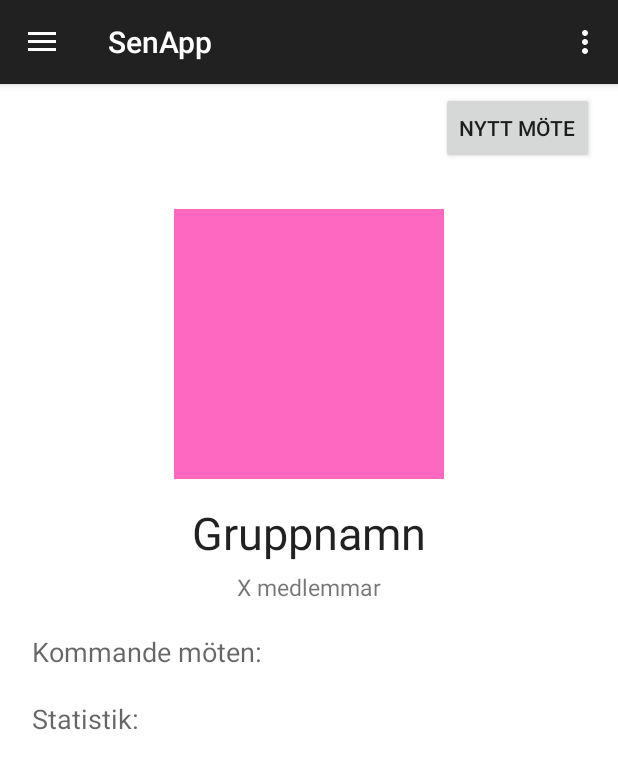
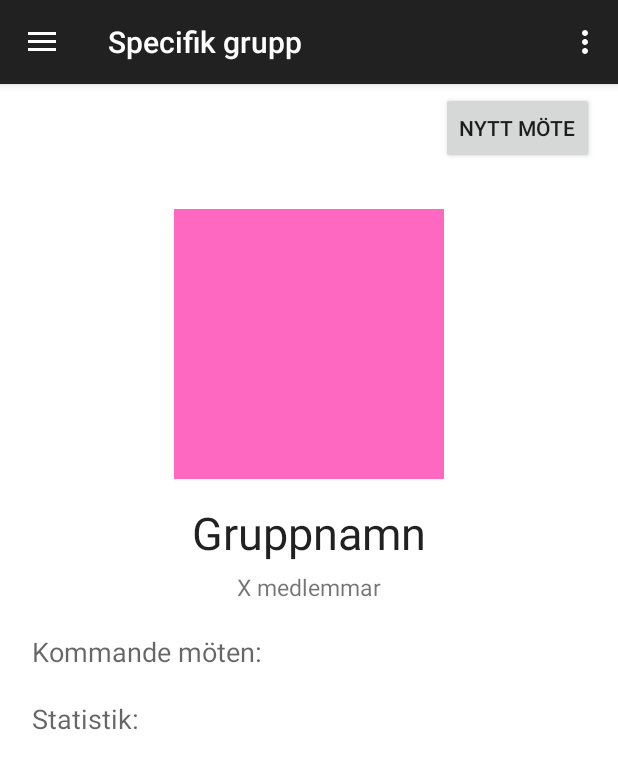
Before and after one commit to ettlitetlov/Drawer.senApp, an Android app: the fragment GroupFragment placed in its activity, in the side drawer, after a tap on "Specifik grupp", on a phone screen of 412 x 824 dp. Shown: the top 769 px of the screen. Run offline under Robolectric (Android 15) with nearby library versions, the phone set to English and light mode, and no system bars.

Commit message:
Ändring av titel (inte riktigt fullständig)
Nu ändras titeln när man trycker på flikarna i menyn, men inte när man
trycker på knapparna.

```diff
--- a/app/src/main/java/com/example/axel/drawer/AddGroupFragment.java
+++ b/app/src/main/java/com/example/axel/drawer/AddGroupFragment.java
@@ -2,6 +2,7 @@ package com.example.axel.drawer;
 
 import android.os.Bundle;
 import android.support.v4.app.Fragment;
+import android.support.v7.widget.Toolbar;
 import android.view.Gravity;
 import android.view.LayoutInflater;
 import android.view.View;
@@ -15,11 +16,11 @@ import android.widget.Toast;
  */
 public class AddGroupFragment extends Fragment {
 
+    //Toolbar toolbar = null;                             //så att vi ska kunna ändra titeln
 
     public AddGroupFragment() {
         // Required empty public constructor
     }
-
 
     @Override
     public View onCreateView(LayoutInflater inflater, ViewGroup container,
@@ -41,6 +42,7 @@ public class AddGroupFragment extends Fragment {
                 fragmentTransaction.replace(R.id.fragment_container, fragment);
                 fragmentTransaction.addToBackStack(null);       //så att man kan gå tillbaka till förra sidan
                 fragmentTransaction.commit();
+                //toolbar.setTitle("Grupper");
 
                 // Visa ett meddelande om att gruppen är tillagd
                 String message = "Grupp tillagd!";
--- a/app/src/main/java/com/example/axel/drawer/GroupFragment.java
+++ b/app/src/main/java/com/example/axel/drawer/GroupFragment.java
@@ -3,6 +3,7 @@ package com.example.axel.drawer;
 
 import android.os.Bundle;
 import android.support.v4.app.Fragment;
+import android.support.v7.widget.Toolbar;
 import android.view.LayoutInflater;
 import android.view.View;
 import android.view.ViewGroup;
@@ -19,6 +20,7 @@ public class GroupFragment extends Fragment {
 
     private ArrayList<Group> groupData = new ArrayList<Group>();
     private GroupAdapter groupAdapter;
+    //Toolbar toolbar = null;                  //så att vi ska kunna ändra titeln
 
     public GroupFragment() {
         // Required empty public constructor
@@ -32,22 +34,12 @@ public class GroupFragment extends Fragment {
 
     }
 
-   /* @Override
-    public View onCreateView(LayoutInflater inflater, ViewGroup container,
-                             Bundle savedInstanceState) {
-        // Inflate the layout for this fragment
-        return inflater.inflate(R.layout.fragment_group, container, false);
-    } */
-
     @Override
     public View onCreateView(LayoutInflater inflater, ViewGroup container,
                              Bundle savedInstanceState) {
 
         groupAdapter = new GroupAdapter(groupData, getActivity());
 
-
-
-        //testar lite, här under är det tillagt
         View view = inflater.inflate(R.layout.fragment_group, container, false);    //vad som ska visas?
         Button addGroupButton = (Button) view.findViewById(R.id.skapaGrupp);                //säg att knappen är skapaGrupp-knappen
         addGroupButton.setOnClickListener(new View.OnClickListener() {
@@ -61,6 +53,8 @@ public class GroupFragment extends Fragment {
                 fragmentTransaction.replace(R.id.fragment_container, fragment);
                 fragmentTransaction.addToBackStack(null);       //så att man kan gå tillbaka till förra sidan
                 fragmentTransaction.commit();
+                //toolbar.setTitle("Lägg till grupp");            //ändra titeln
+
 
             }
         });
--- a/app/src/main/java/com/example/axel/drawer/MainActivity.java
+++ b/app/src/main/java/com/example/axel/drawer/MainActivity.java
@@ -15,6 +15,7 @@ public class MainActivity extends AppCompatActivity
 
     NavigationView navigationView = null;
     Toolbar toolbar = null;
+
     @Override
     protected void onCreate(Bundle savedInstanceState) {
         super.onCreate(savedInstanceState);
@@ -87,6 +88,8 @@ public class MainActivity extends AppCompatActivity
             fragmentTransaction.replace(R.id.fragment_container, fragment);
             fragmentTransaction.addToBackStack(null);       //så att man kan gå tillbaka till förra sidan
             fragmentTransaction.commit();
+            toolbar.setTitle("SenApp");                     //ändra titeln till "SenApp"
+
             // Handle the camera action
         } else if (id == R.id.groups) {
             GroupFragment fragment = new GroupFragment();
@@ -95,6 +98,7 @@ public class MainActivity extends AppCompatActivity
             fragmentTransaction.replace(R.id.fragment_container, fragment);
             fragmentTransaction.addToBackStack(null);       //så att man kan gå tillbaka till förra sidan
             fragmentTransaction.commit();
+            toolbar.setTitle("Grupper");                    //ändra titeln till "Grupper"
 
         } else if (id == R.id.nav_slideshow) {
             SpecificGroupFragment fragment = new SpecificGroupFragment();
@@ -103,6 +107,7 @@ public class MainActivity extends AppCompatActivity
             fragmentTransaction.replace(R.id.fragment_container, fragment);
             fragmentTransaction.addToBackStack(null);       //så att man kan gå tillbaka till förra sidan
             fragmentTransaction.commit();
+            toolbar.setTitle("Specifik grupp");           //ändra titeln till "specifik grupp"
 
         } else if (id == R.id.nav_manage) {
 
@@ -112,6 +117,7 @@ public class MainActivity extends AppCompatActivity
             fragmentTransaction.replace(R.id.fragment_container, fragment);
             fragmentTransaction.addToBackStack(null);       //så att man kan gå tillbaka till förra sidan
             fragmentTransaction.commit();
+            toolbar.setTitle("Specifikt möte");             //ändra titeln till "specifikt möte"
 
        /* } else if (id == R.id.nav_share) { //tror att de här två är borttagna från menyn nu
 
--- a/app/src/main/java/com/example/axel/drawer/MainFragment.java
+++ b/app/src/main/java/com/example/axel/drawer/MainFragment.java
@@ -3,6 +3,7 @@ package com.example.axel.drawer;
 
 import android.os.Bundle;
 import android.support.v4.app.Fragment;
+import android.support.v7.widget.Toolbar;
 import android.view.LayoutInflater;
 import android.view.View;
 import android.view.ViewGroup;
@@ -21,6 +22,7 @@ public class MainFragment extends Fragment{
 
     private ArrayList<Meeting> MeetingData = new ArrayList<Meeting>();
     private MeetingAdapter meetingAdapter;
+    //Toolbar toolbar = null;         //så att vi kan ändra titeln
 
     public MainFragment() {
         // Required empty public constructor
@@ -57,6 +59,7 @@ public class MainFragment extends Fragment{
                 fragmentTransaction.replace(R.id.fragment_container, fragment);
                 fragmentTransaction.addToBackStack(null);       //så att man kan gå tillbaka till förra sidan
                 fragmentTransaction.commit();
+                //toolbar.setTitle("Grupper");                    //ändra titeln
             }
         });
 
@@ -70,7 +73,8 @@ public class MainFragment extends Fragment{
                         getActivity().getSupportFragmentManager().beginTransaction();
                 fragmentTransaction.replace(R.id.fragment_container, fragment);
                 fragmentTransaction.addToBackStack(null);       //så att man kan gå tillbaka till förra sidan
-                fragmentTransaction.commit();;
+                fragmentTransaction.commit();
+                //toolbar.setTitle("Boka möte");                  //ändra titeln
             }
         });
 
--- a/app/src/main/java/com/example/axel/drawer/SpecificGroupFragment.java
+++ b/app/src/main/java/com/example/axel/drawer/SpecificGroupFragment.java
@@ -4,6 +4,7 @@ import android.content.Context;
 import android.net.Uri;
 import android.os.Bundle;
 import android.support.v4.app.Fragment;
+import android.support.v7.widget.Toolbar;
 import android.view.Gravity;
 import android.view.LayoutInflater;
 import android.view.View;
@@ -12,6 +13,8 @@ import android.widget.Button;
 import android.widget.Toast;
 
 public class SpecificGroupFragment extends Fragment {
+
+    //Toolbar toolbar = null;             //så att vi ska kunna ändra titeln
 
     public SpecificGroupFragment() {
         // Required empty public constructor
@@ -35,12 +38,13 @@ public class SpecificGroupFragment extends Fragment {
                 fragmentTransaction.replace(R.id.fragment_container, fragment);
                 fragmentTransaction.addToBackStack(null);       //så att man kan gå tillbaka till förra sidan
                 fragmentTransaction.commit();
+                //toolbar.setTitle("Boka möte");                  //ändra titeln
 
             }
         });
 
         return view;
-        //return inflater.inflate(R.layout.fragment_specific_group, container, false);
+
     }
 
 }
--- a/app/src/main/java/com/example/axel/drawer/SpecificMeetingFragment.java
+++ b/app/src/main/java/com/example/axel/drawer/SpecificMeetingFragment.java
@@ -45,7 +45,8 @@ public class SpecificMeetingFragment extends Fragment {
 
 
                 // Visa ett meddelande om att man tryckt på texten
-                String message = "Nu får du bjuda på kaffe nästa gång!";
+                //String message = "Nu får du bjuda på kaffe nästa gång!";
+                String message = "Glöm inte att det kanske finns någon som hellre vill ha saft! #bjudpåfika";
                 Toast toast = Toast.makeText(getActivity().getApplicationContext(), message, Toast.LENGTH_SHORT);
                 toast.setGravity(Gravity.CENTER, 0, 0);
                 toast.show();
--- a/app/src/main/res/values/colors.xml
+++ b/app/src/main/res/values/colors.xml
@@ -13,4 +13,8 @@
     <color name="primary_material_light">#9a9999</color>
     <color name="accent_material_light">#ffcf40</color>
     <color name="primary_dark_material_light">#0b0b0b</color>
+
+    <color name="menu_background">#f23450</color>
+    <color name="menu_pressed_background">#23f450</color>
+    <color name="some_background">#3634f4</color>
 </resources>
```
Also changed, not shown: app/src/main/java/com/example/axel/drawer/BookAMeeting.java (+7 -3 lines).
